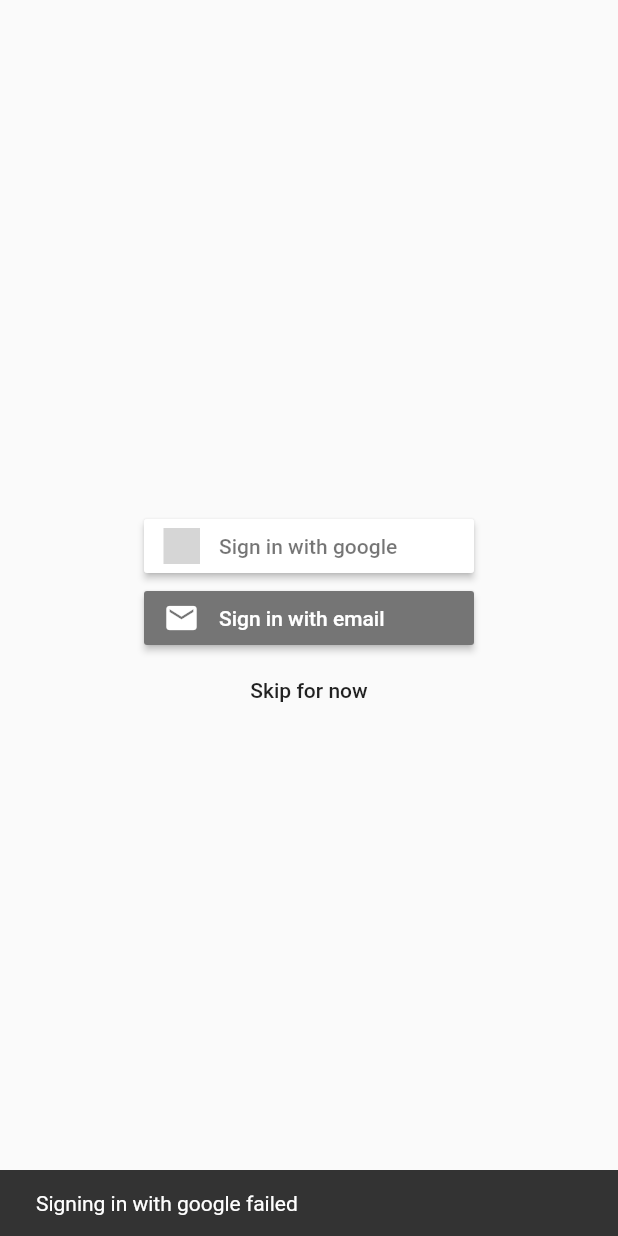
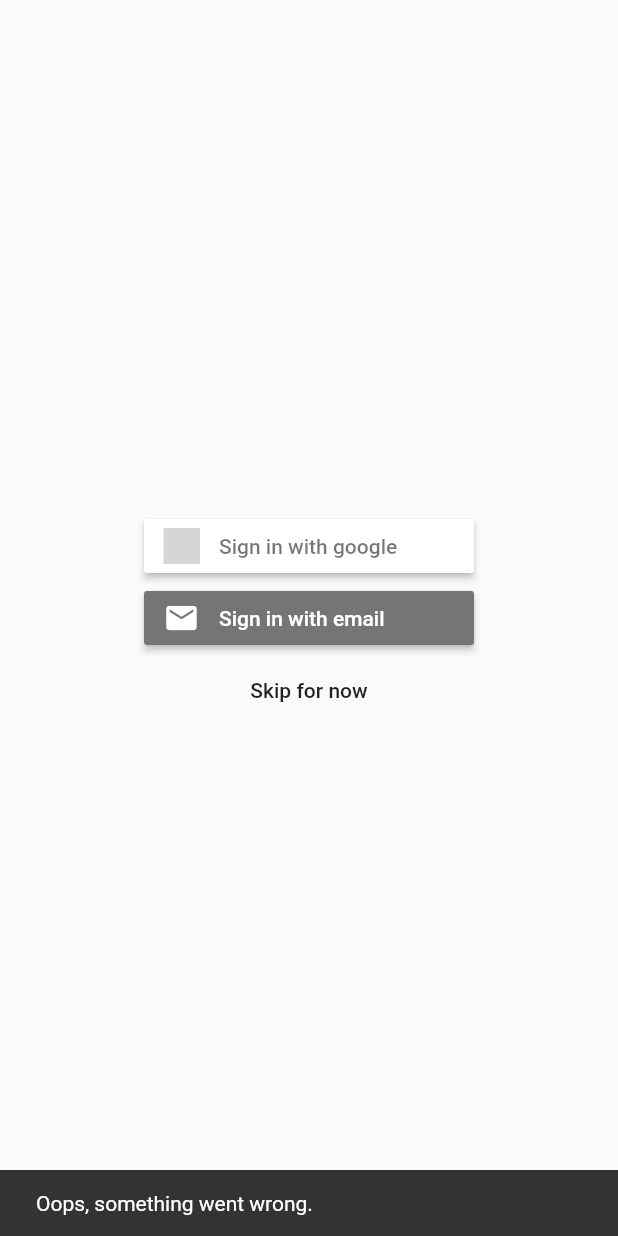
Before and after one commit to motschel123/digital-local-library, a Flutter app: the screen it shows after launch, after a tap on "Sign in with google", on a phone screen of 412 x 824 dp. Run offline on Flutter 3.47's test engine with Material 2 defaults, Android fonts, the phone set to English and light mode, and no system bars; our stand-ins replace cached_network_image, cloud_firestore, firebase_auth, flutter_signin_button, google_sign_in; missing offline and left inert: barcode_scan; accounts and stored records are empty; grey boxes are pictures that could not be loaded.

Commit message:
"Added AuthException"

```diff
--- a/lib/main.dart
+++ b/lib/main.dart
@@ -32,8 +32,8 @@ class MyApp extends StatelessWidget {
             ),
             routes: {
               '/home': (context) => LandingScreen(),
+              '/sign_in/': (context) => SignInScreen(),
               '/sign_in/email': (context) => SignInEmailScreen(),
-              '/forced_sign_in': (context) => SignInScreen(anonymousSignIn: false),
               '/profile': (context) => ProfileScreen(),
               '/upload': (context) =>
                   UploadBookScreen(modelContext: context)
--- a/lib/screens/landing_screen.dart
+++ b/lib/screens/landing_screen.dart
@@ -14,7 +14,7 @@ class LandingScreen extends StatelessWidget {
         builder: (context, AsyncSnapshot<String> snapshot) {
           if (snapshot.connectionState == ConnectionState.active) {
             final bool loggedIn = snapshot.hasData;
-            return loggedIn ? HomeScreen() : SignInScreen(anonymousSignIn: true);
+            return loggedIn ? HomeScreen() : SignInScreen();
           }
           return CircularProgressIndicator();
         });
--- a/lib/screens/sign_in/sign_in_screen.dart
+++ b/lib/screens/sign_in/sign_in_screen.dart
@@ -1,15 +1,14 @@
+import 'package:digital_local_library/sign_in/auth.dart';
 import 'package:digital_local_library/sign_in/auth_provider.dart';
 import 'package:flutter/cupertino.dart';
 import 'package:flutter/material.dart';
 import 'package:flutter_signin_button/button_list.dart';
 import 'package:flutter_signin_button/button_view.dart';
-import 'package:flutter/services.dart';
 
 class SignInScreen extends StatelessWidget {
   final GlobalKey<ScaffoldState> _scaffoldKey = GlobalKey<ScaffoldState>();
-  final bool anonymousSignIn;
 
-  SignInScreen({Key key, @required this.anonymousSignIn}) : super(key: key);
+  SignInScreen({Key key}) : super(key: key);
 
   @override
   Widget build(BuildContext context) {
@@ -28,7 +27,7 @@ class SignInScreen extends StatelessWidget {
                     context,
                     ModalRoute.withName('/home'),
                   );
-                } on PlatformException catch (e) {
+                } on AuthException catch (e) {
                   _scaffoldKey.currentState.showSnackBar(SnackBar(
                     content: Text(e.message),
                   ));
@@ -43,18 +42,18 @@ class SignInScreen extends StatelessWidget {
               },
               text: "Sign in with email",
             ),
-            anonymousSignIn
-                ? MaterialButton(
+            MaterialButton(
               child: Text("Skip for now"),
               onPressed: () async {
                 try {
                   AuthProvider.of(context).signInAnonymously();
-                      } catch (e) {
-                        print(e);
+                } on AuthException catch (e) {
+                  _scaffoldKey.currentState.showSnackBar(SnackBar(
+                    content: Text(e.message),
+                  ));
                 }
               },
             )
-                : Container(),
           ],
         ),
       ),
--- a/lib/sign_in/auth.dart
+++ b/lib/sign_in/auth.dart
@@ -1,6 +1,19 @@
 import 'package:firebase_auth/firebase_auth.dart';
+import 'package:flutter/material.dart';
 import 'package:flutter/services.dart';
 import 'package:google_sign_in/google_sign_in.dart';
+
+class AuthException implements Exception {
+  final String code;
+  final String message;
+  final String detail;
+
+  AuthException({@required this.code, @required this.message, this.detail});
+
+  static AuthException basic(dynamic e) {
+    return AuthException(code: "BASIC_ERROR", message: "Oops, something went wrong.", detail: e.toString());
+  }
+}
 
 abstract class BaseAuth {
   Stream<String> get onAuthStateChanged;
@@ -31,28 +44,41 @@ class Auth implements BaseAuth {
   @override
   Future<String> createUserWithEmailAndPassword(
       String email, String password) async {
+        try {
     return (await _firebaseAuth.createUserWithEmailAndPassword(
             email: email, password: password))
         .user
         .uid;
+        } catch (e) {
+          throw AuthException.basic(e);
+        }
   }
 
   @override
   Future<FirebaseUser> currentUser() async {
+    try {
       return await _firebaseAuth.currentUser();
+    } catch (e) {
+      throw AuthException.basic(e);
+    }
   }
 
   @override
   Future<String> signInWithEmailAndPassword(
       String email, String password) async {
+        try {
       return (await _firebaseAuth.signInWithEmailAndPassword(
               email: email, password: password))
           .user
           .uid;
+        } catch (e) {
+          throw AuthException.basic(e);
+        }
   }
 
   @override
   Future<AuthResult> signInWithGoogle() async {
+    try {
       final GoogleSignInAccount account = await _googleSignIn.signIn();
       if(account == null) throw PlatformException(code: GoogleSignIn.kSignInFailedError, message: "Signing in with google failed");
       final GoogleSignInAuthentication _auth = await account.authentication;
@@ -61,16 +87,28 @@ class Auth implements BaseAuth {
         accessToken: _auth.accessToken,
       );
       return await _firebaseAuth.signInWithCredential(credential);
+    } catch (e) {
+      throw AuthException.basic(e);
+    }
   }
 
   @override
   Future<AuthResult> signInAnonymously() async {
+    try {
       return await _firebaseAuth.signInAnonymously();
+    } catch (e) {
+      throw AuthException.basic(e);
+    }
+
   }
 
   @override
   Future<void> signOut() {
+    try {
       _googleSignIn.signOut();
       return FirebaseAuth.instance.signOut();
+    } catch (e) {
+      throw AuthException.basic(e);
     }
   }
+}
```
Lines whose indentation alone changed are shown as unchanged.
